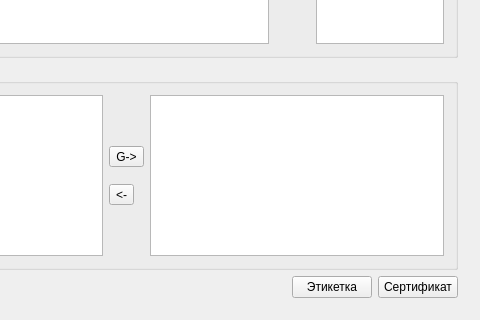
The window that formpart.ui (Sergeyego/el_sert) describes before a commit, drawn with Qt 5; both pictures show x 654 to 1134 and y 584 to 904 of the 1134 by 904 pixel window.
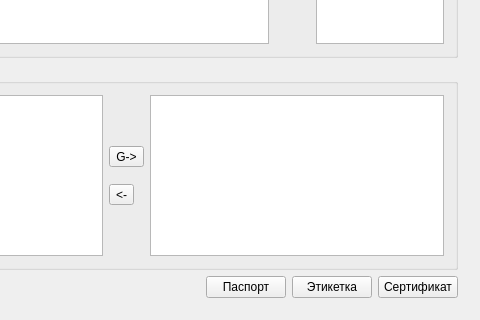
The same window after the commit. Custom widgets are drawn as their Qt base class.

Commit message: Доделал паспорт на электроды

```diff
--- a/formpart.ui
+++ b/formpart.ui
@@ -452,6 +452,13 @@
            </property>
           </spacer>
          </item>
+         <item>
+          <widget class="QPushButton" name="pushButtonPasport">
+           <property name="text">
+            <string>Паспорт</string>
+           </property>
+          </widget>
+         </item>
          <item>
           <widget class="QPushButton" name="cmdLbl">
            <property name="text">
```
Left out of the diff: 32 changed lines with no effect on the pictures. The commit also changes 8 other files.
